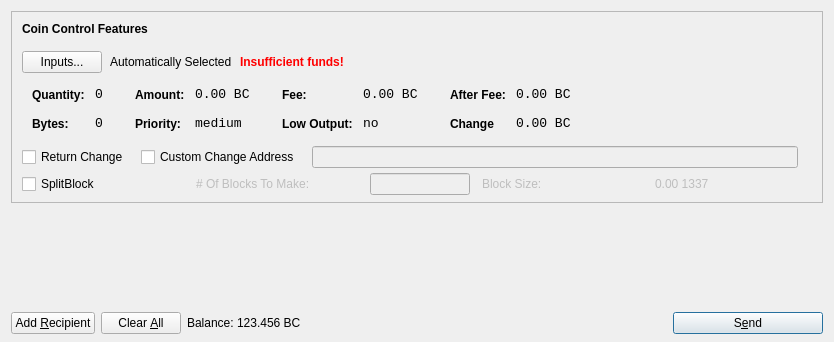
The window that src/qt/forms/sendcoinsdialog.ui (ironsniper1/elitecurrencysource) describes before a commit, drawn with Qt 5.
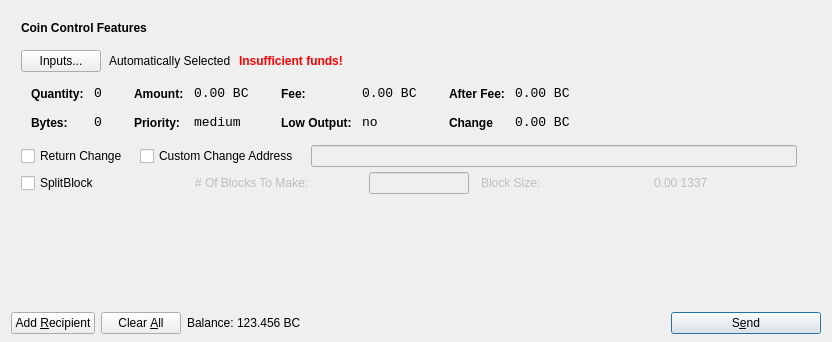
The same window after the commit. Icons and pictures are not drawn.

```diff
--- a/src/qt/forms/sendcoinsdialog.ui
+++ b/src/qt/forms/sendcoinsdialog.ui
@@ -32,11 +32,14 @@
       </size>
      </property>
      <property name="frameShape">
-      <enum>QFrame::StyledPanel</enum>
+      <enum>QFrame::NoFrame</enum>
      </property>
      <property name="frameShadow">
       <enum>QFrame::Sunken</enum>
      </property>
+     <property name="lineWidth">
+      <number>0</number>
+     </property>
      <layout class="QVBoxLayout" name="verticalLayoutCoinControl2">
       <property name="spacing">
        <number>6</number>
@@ -717,8 +720,14 @@
    </item>
    <item>
     <widget class="QScrollArea" name="scrollArea">
-     <property name="styleSheet">
-      <string notr="true">background:transparent;</string>
+     <property name="frameShape">
+      <enum>QFrame::NoFrame</enum>
+     </property>
+     <property name="frameShadow">
+      <enum>QFrame::Plain</enum>
+     </property>
+     <property name="lineWidth">
+      <number>0</number>
      </property>
      <property name="widgetResizable">
       <bool>true</bool>
@@ -728,8 +737,8 @@
        <rect>
         <x>0</x>
         <y>0</y>
-        <width>811</width>
-        <height>68</height>
+        <width>813</width>
+        <height>71</height>
        </rect>
       </property>
       <property name="styleSheet">
```
